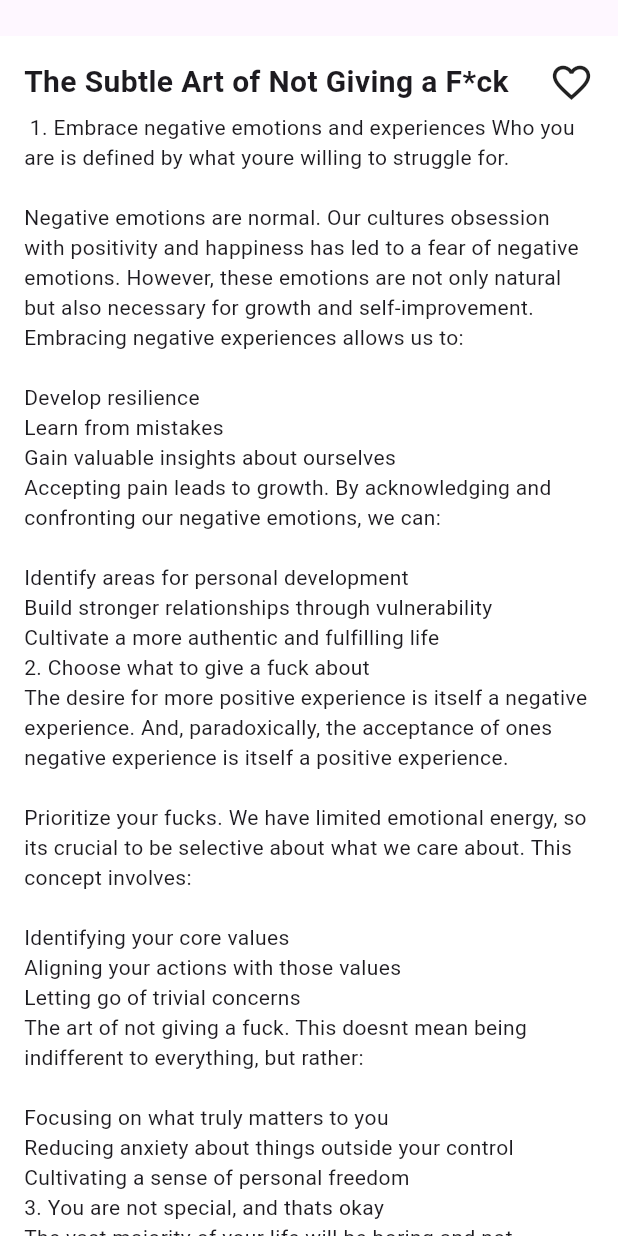
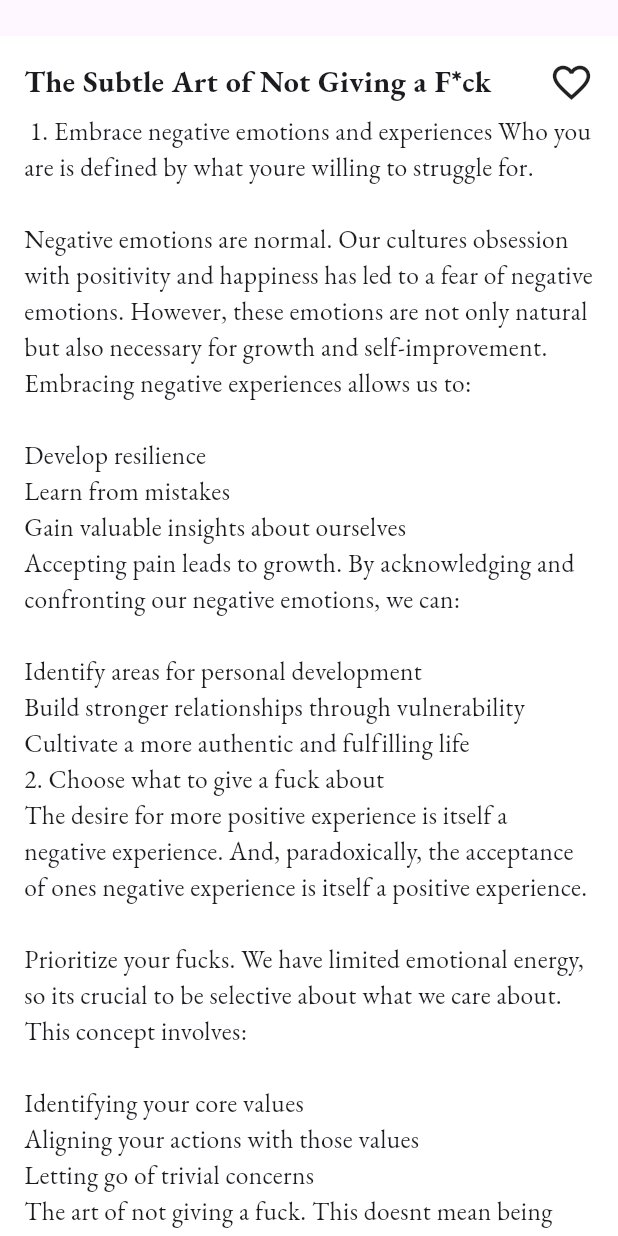
Before and after one commit to questc0der/book_tok, a Flutter app: the BookDetail screen opened directly with empty values, on a phone screen of 412 x 824 dp. Run offline on Flutter 3.47's test engine with Material 3 defaults, Android fonts, the phone set to English and light mode, and no system bars; our stand-ins replace google_fonts.

Commit message:
font style changed

```diff
--- a/lib/component/page_view.dart
+++ b/lib/component/page_view.dart
@@ -1,4 +1,5 @@
 import 'package:flutter/material.dart';
+import 'package:google_fonts/google_fonts.dart';
 import '../models/book.dart';
 
 class PageViewCard extends StatelessWidget {
@@ -18,7 +19,12 @@ class PageViewCard extends StatelessWidget {
               children: [
                 Text(
                   book.title,
-                  style: TextStyle(fontWeight: FontWeight.bold, fontSize: 20),
+                  style: GoogleFonts.ebGaramond(
+                    textStyle: TextStyle(
+                      fontWeight: FontWeight.bold,
+                      fontSize: 20,
+                    ),
+                  ),
                 ),
                 Positioned(
                   top: 10,
@@ -30,7 +36,12 @@ class PageViewCard extends StatelessWidget {
 
             Padding(
               padding: const EdgeInsets.only(top: 35.0),
-              child: Text(book.content),
+              child: Text(
+                book.content,
+                style: GoogleFonts.ebGaramond(
+                  textStyle: TextStyle(fontSize: 17),
+                ),
+              ),
             ),
           ],
         ),
```
